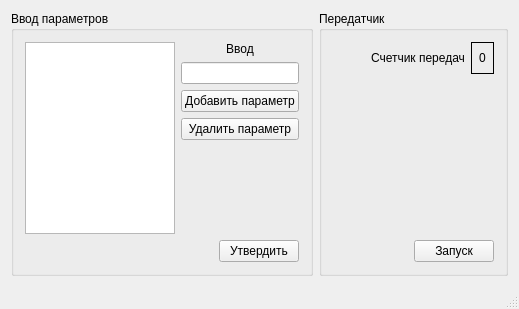
Qt form View/mainwindow.ui (ReCursia/Imitator) before a commit.
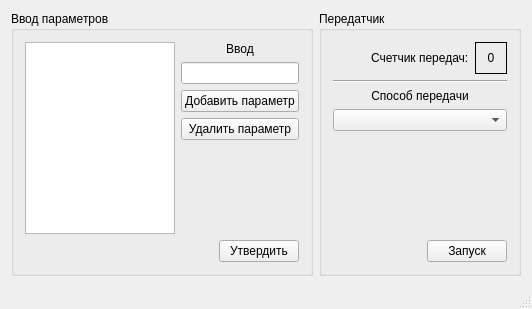
The same form after that commit. Custom widgets are drawn as their Qt base class.

```diff
--- a/View/mainwindow.ui
+++ b/View/mainwindow.ui
@@ -6,8 +6,8 @@
    <rect>
     <x>0</x>
     <y>0</y>
-    <width>519</width>
-    <height>309</height>
+    <width>503</width>
+    <height>304</height>
    </rect>
   </property>
   <property name="windowTitle">
@@ -197,7 +197,7 @@
             <enum>QFrame::NoFrame</enum>
            </property>
            <property name="text">
-            <string>Счетчик передач</string>
+            <string>Счетчик передач:</string>
            </property>
            <property name="textFormat">
             <enum>Qt::AutoText</enum>
@@ -215,6 +215,12 @@
              <verstretch>0</verstretch>
             </sizepolicy>
            </property>
+           <property name="minimumSize">
+            <size>
+             <width>32</width>
+             <height>32</height>
+            </size>
+           </property>
            <property name="layoutDirection">
             <enum>Qt::LeftToRight</enum>
            </property>
@@ -234,6 +240,30 @@
          </item>
         </layout>
        </item>
+       <item>
+        <widget class="Line" name="line">
+         <property name="orientation">
+          <enum>Qt::Horizontal</enum>
+         </property>
+        </widget>
+       </item>
+       <item>
+        <widget class="QLabel" name="label_3">
+         <property name="text">
+          <string>Способ передачи</string>
+         </property>
+         <property name="alignment">
+          <set>Qt::AlignCenter</set>
+         </property>
+        </widget>
+       </item>
+       <item>
+        <widget class="QComboBox" name="comboBox">
+         <property name="layoutDirection">
+          <enum>Qt::LeftToRight</enum>
+         </property>
+        </widget>
+       </item>
        <item>
         <spacer name="verticalSpacer">
          <property name="orientation">
```
